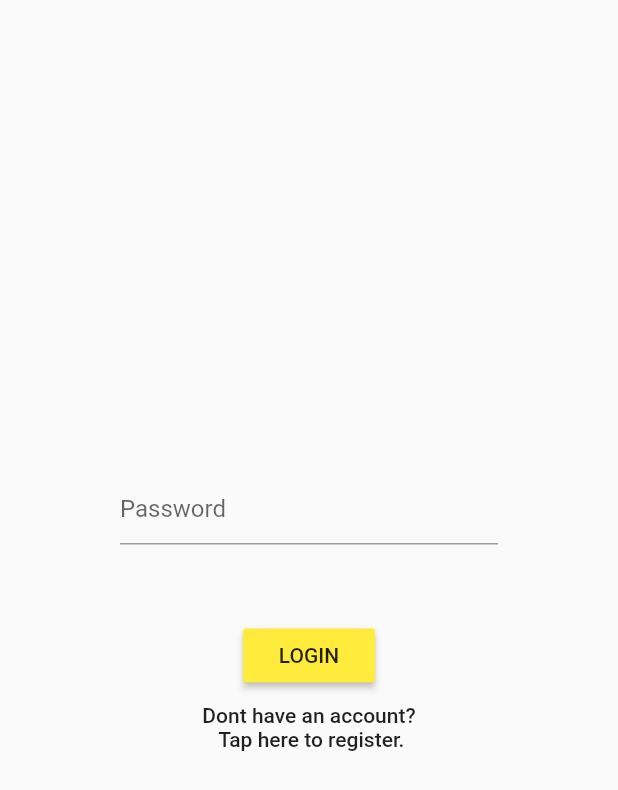
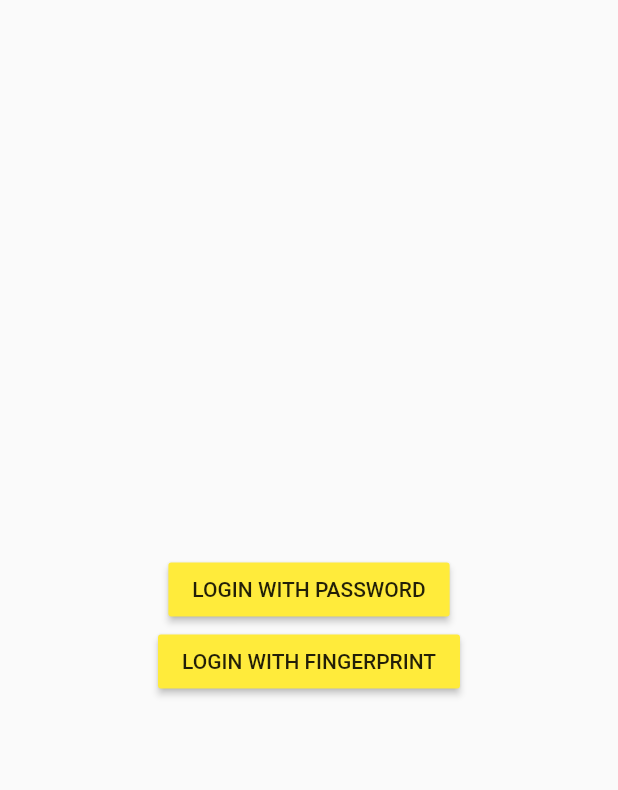
Before and after one commit to piotrwrzodak/UAM-BSM-NoteApp, a Flutter app: the screen it shows after launch, on a phone screen of 412 x 824 dp. Shown: the top 790 px of the screen. Run offline on Flutter 3.47's test engine with Material 2 defaults, Android fonts, the phone set to English and light mode, and no system bars; our stand-ins replace flutter_secure_storage, hive, hive_flutter, shared_preferences; missing offline and left inert: crypt, encrypt, flutter_string_encryption, pointycastle, rsa_encrypt; accounts and stored records are empty.

Commit message:
add chooseLogin screen in which user can select loginMethod

```diff
--- /dev/null
+++ b/lib/screens/chooseLogin.dart
@@ -0,0 +1,60 @@
+import 'package:bsm_noteapp/services/auth.dart';
+//import 'package:bsm_noteapp/services/bioAuth.dart';
+import 'package:flutter/material.dart';
+import 'package:provider/provider.dart';
+
+
+class ChooseLogin extends StatefulWidget {
+  @override
+  _ChooseLoginState createState() => _ChooseLoginState();
+}
+
+class _ChooseLoginState extends State<ChooseLogin> {
+
+  //final BioAuth auth = BioAuth();
+
+  @override
+  Widget build(BuildContext context) {
+    return Scaffold(
+      body: Center(
+        child: Container(
+          child: SingleChildScrollView(
+            padding: EdgeInsets.all(80.0),
+            child: Column(
+              mainAxisAlignment: MainAxisAlignment.center,
+              children: <Widget>[
+                _buildChangeLogin(),
+            ],
+            ),
+          ),
+        ),
+      ),
+    );
+  }
+
+  Widget _buildChangeLogin() {
+    return new Container(
+      margin: const EdgeInsets.only(top: 10.0),
+      child: new Column(
+        children: <Widget>[
+           RaisedButton(
+                color: Colors.yellow,
+                child: Text('LOGIN WITH PASSWORD'),
+                onPressed: () {
+                var authStatus = context.read<AuthStatus>();
+                authStatus.setLoginMethod("password");
+                },
+              ),
+              RaisedButton(
+                color: Colors.yellow,
+                child: Text('LOGIN WITH FINGERPRINT'),
+                onPressed: () {
+                var authStatus = context.read<AuthStatus>();
+                authStatus.setLoginMethod("fingerprint");
+                },
+              ),
+        ]
+      )
+    );
+  }
+}
--- a/lib/screens/wrapper.dart
+++ b/lib/screens/wrapper.dart
@@ -1,3 +1,5 @@
+import 'package:bsm_noteapp/screens/bioLogin.dart';
+import 'package:bsm_noteapp/screens/chooseLogin.dart';
 import 'package:bsm_noteapp/screens/home.dart';
 import 'package:bsm_noteapp/screens/login.dart';
 import 'package:bsm_noteapp/services/auth.dart';
@@ -23,7 +25,10 @@ class _WrapperState extends State<Wrapper> {
 
   @override
    Widget build(BuildContext context) {
-    return context.watch<AuthStatus>().loggedIn ? MyNote() : MyLogin();
+    return context.watch<AuthStatus>().loggedIn ?
+      MyNote() : context.watch<AuthStatus>().loginMethod == "password" ?
+      MyLogin() : context.watch<AuthStatus>().loginMethod == "fingerprint" ?
+      BioLogin() : ChooseLogin();
   }
 }
 class HiveHelper {
--- a/lib/services/auth.dart
+++ b/lib/services/auth.dart
@@ -7,10 +7,16 @@ import 'package:pointycastle/api.dart';
 
 class AuthStatus with ChangeNotifier {
   bool loggedIn = false;
+  String loginMethod = "chooseLogin";
   String string = "";
 
   void toggle() {
     loggedIn = !loggedIn;
+    notifyListeners();
+  }
+
+  void setLoginMethod(String method) {
+    loginMethod = method;
     notifyListeners();
   }
 }
```
Also changed, not shown: lib/screens/bioLogin.dart (added, +72 -0 lines), lib/screens/login.dart (+24 -1 lines).
